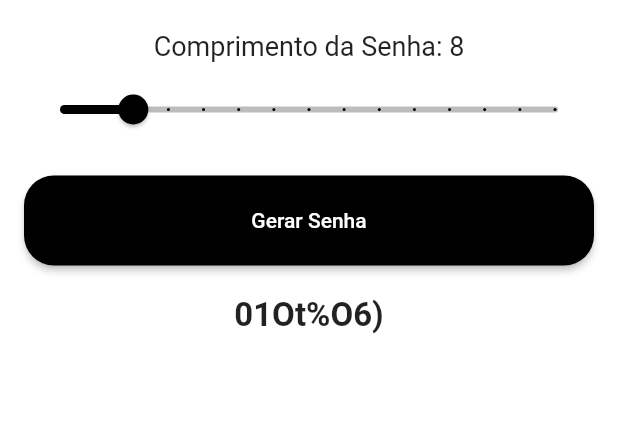
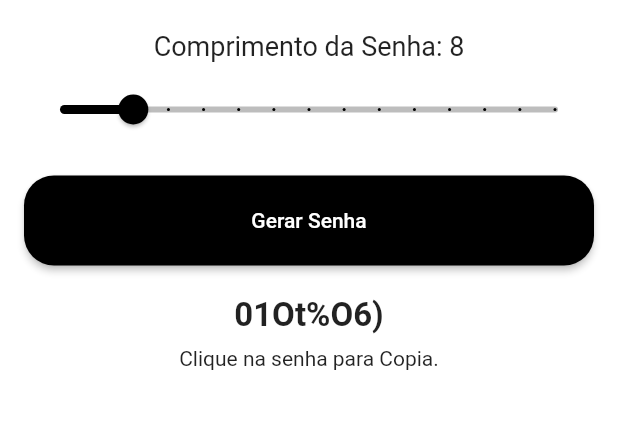
Before and after one commit to devjoaojardim/GeradorDeSenha, a Flutter app: the screen it shows after launch, after a tap on "Gerar Senha", on a phone screen of 412 x 824 dp, the part 408-837 px from its top. Run offline on Flutter 3.47's test engine with Material 2 defaults, Android fonts, the phone set to English and light mode, and no system bars; our stand-ins replace fluttertoast.

Commit message:
inital commit

```diff
--- a/lib/home.dart
+++ b/lib/home.dart
@@ -97,7 +97,10 @@ class _HomeState extends State<Home> {
                 child: Text(
                 _senha,
                 style: TextStyle(fontSize: 22, fontWeight: FontWeight.bold),
-              ),)
+              ),),
+              SizedBox(height: 8,),
+              if(!_senha.isEmpty)
+                Text('Clique na senha para Copia.')
 
             ],
           ),
```
Also changed, not shown: 2 other files.
